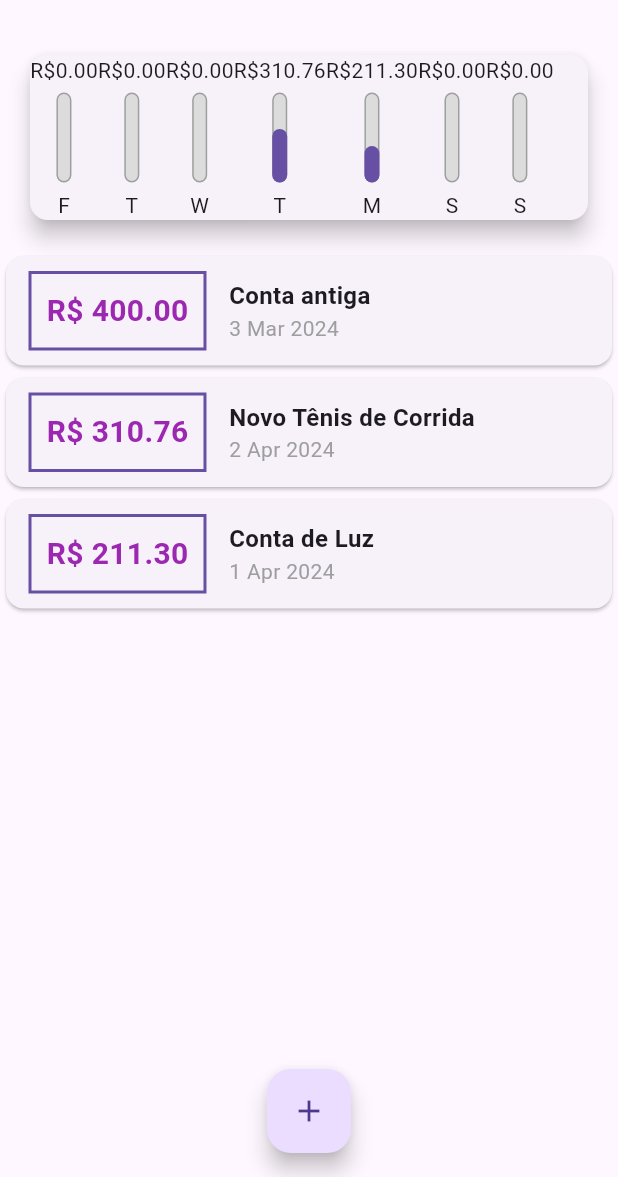
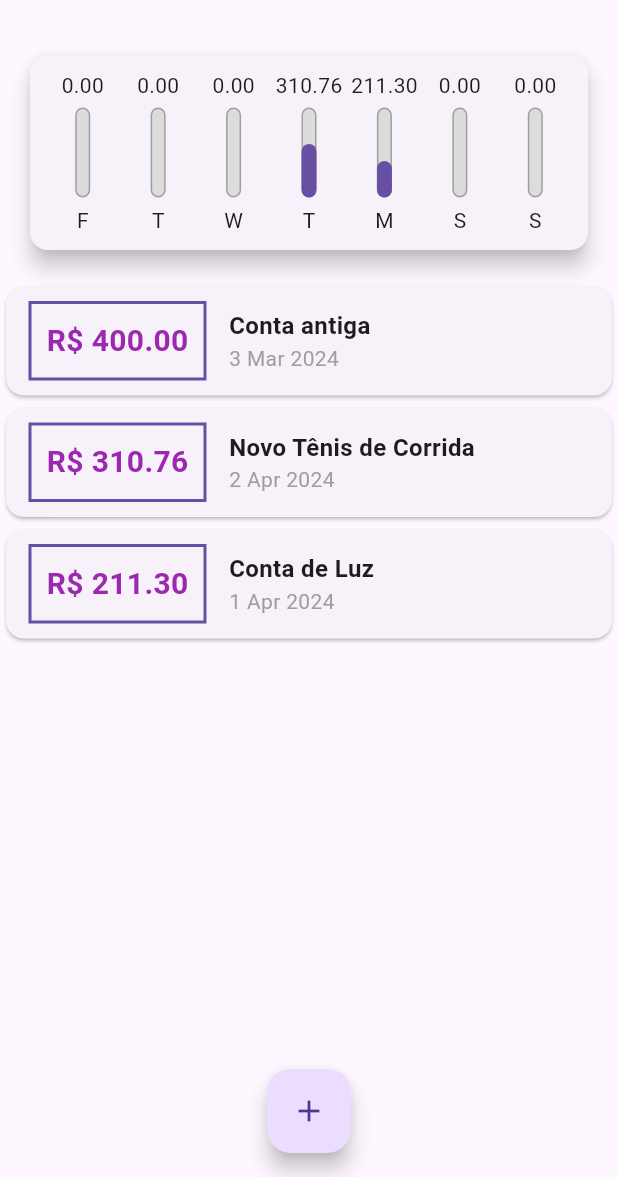
Before and after one commit to PedroHSiqueira/Flutter_Expenses, a Flutter app: the screen it shows after launch, on a phone screen of 412 x 824 dp, the part 59-1236 px from its top. Run offline on Flutter 3.47's test engine with Material 3 defaults, Android fonts, the phone set to English and light mode, and no system bars; Roboto replaces fonts that are missing (OpenSans).

Commit message:
🔨 Feat: Add Widgets Flexible, FittedBox and Paddings on chart and chart_bar

```diff
--- a/lib/components/chart.dart
+++ b/lib/components/chart.dart
@@ -43,13 +43,20 @@ class Chart extends StatelessWidget {
     return Card(
       elevation: 6,
       margin: EdgeInsets.all(20),
-      child: Row(
-        children: groupedTrasaction.map((tr) {
-          return ChartBar(
-              label: tr["day"] as String,
-              value: tr["value"] as double,
-              percentage: (tr["value"] as double) / _weekTotalValue);
-        }).toList(),
+      child: Padding(
+        padding: const EdgeInsets.all(10),
+        child: Row(
+          mainAxisAlignment: MainAxisAlignment.spaceAround,
+          children: groupedTrasaction.map((tr) {
+            return Flexible(
+              fit: FlexFit.tight,
+              child: ChartBar(
+                  label: tr["day"] as String,
+                  value: tr["value"] as double,
+                  percentage: (tr["value"] as double) / _weekTotalValue),
+            );
+          }).toList(),
+        ),
       ),
     );
   }
--- a/lib/components/chart_bar.dart
+++ b/lib/components/chart_bar.dart
@@ -1,4 +1,5 @@
 import 'package:flutter/material.dart';
+import 'package:flutter/widgets.dart';
 
 class ChartBar extends StatelessWidget {
   const ChartBar({
@@ -16,7 +17,9 @@ class ChartBar extends StatelessWidget {
   Widget build(BuildContext context) {
     return Column(
       children: [
-        Text("R\$${value.toStringAsFixed(2)}"),
+        FittedBox(
+          child: Text(value.toStringAsFixed(2)),
+        ),
         const SizedBox(
           height: 5,
         ),
```
